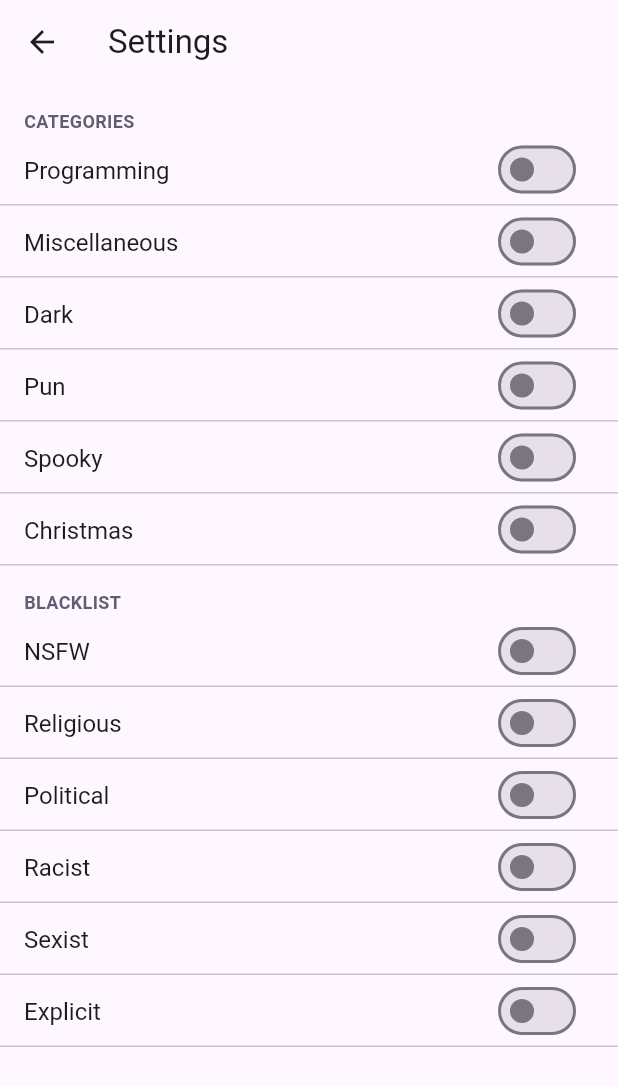
After one commit to fluttered-book/jokes, a Flutter app: the screen it shows after launch, after a tap on the "settings" icon, on a phone screen of 412 x 824 dp. The commit adds this screen. Shown: the top 1086 px of the screen. Run offline on Flutter 3.47's test engine with Material 3 defaults, Android fonts, the phone set to English and light mode, and no system bars; drawn by our look-alikes of flutter_settings_screens; our stand-ins replace flutter_bloc, flutter_svg.

Commit message:
Settings using flutter_settings_screens package

```diff
--- a/lib/core/joke_state.dart
+++ b/lib/core/joke_state.dart
@@ -1,5 +1,6 @@
 import 'package:flutter/widgets.dart';
-import 'package:jokes/joke_dto.dart';
+
+import '../models/joke_dto.dart';
 
 @immutable
 sealed class JokeState {}
--- a/lib/main.dart
+++ b/lib/main.dart
@@ -1,11 +1,13 @@
 import 'package:flutter/material.dart';
 import 'package:flutter_bloc/flutter_bloc.dart';
+import 'package:flutter_settings_screens/flutter_settings_screens.dart';
 import 'package:jokes/core/joke_cubit.dart';
 import 'package:jokes/data_source.dart';
 
 import 'pages/jokes_page.dart';
 
 void main() {
+  Settings.init();
   runApp(const MyApp());
 }
 
--- /dev/null
+++ b/lib/models/settings.dart
@@ -0,0 +1,23 @@
+enum BlacklistFlag {
+  NSFW,
+  Religious,
+  Political,
+  Racist,
+  Sexist,
+  Explicit;
+
+  String get key => 'blacklist-${name.toLowerCase()}';
+}
+
+enum Category {
+  Programming,
+  Miscellaneous,
+  Dark,
+  Pun,
+  Spooky,
+  Christmas;
+
+  String get key => 'category-${name.toLowerCase()}';
+
+  Set<Category> get any => Category.values.toSet();
+}
--- a/lib/pages/jokes_page.dart
+++ b/lib/pages/jokes_page.dart
@@ -1,5 +1,6 @@
 import 'package:flutter/material.dart';
 import 'package:flutter_bloc/flutter_bloc.dart';
+import 'package:jokes/pages/settings_page.dart';
 
 import '../core/joke_cubit.dart';
 import '../core/joke_state.dart';
@@ -11,7 +12,20 @@ class JokesPage extends StatelessWidget {
   @override
   Widget build(BuildContext context) {
     return Scaffold(
-      appBar: AppBar(title: const Text("Jokes")),
+      appBar: AppBar(
+        title: const Text("Jokes"),
+        actions: [
+          IconButton(
+              onPressed: () {
+                Navigator.of(context).push(
+                  MaterialPageRoute(
+                    builder: (_) => SettingsPage(),
+                  ),
+                );
+              },
+              icon: Icon(Icons.settings))
+        ],
+      ),
       body: BlocBuilder<JokeCubit, JokeState>(
         builder: (context, state) {
           return Column(
--- /dev/null
+++ b/lib/pages/settings_page.dart
@@ -0,0 +1,22 @@
+import 'package:flutter/material.dart';
+import 'package:flutter_settings_screens/flutter_settings_screens.dart';
+
+import '../models/settings.dart';
+
+class SettingsPage extends StatelessWidget {
+  const SettingsPage({super.key});
+
+  @override
+  Widget build(BuildContext context) {
+    return SettingsScreen(title: "Settings", children: [
+      SettingsGroup(title: "Categories", children: [
+        for (final category in Category.values)
+          SwitchSettingsTile(title: category.name, settingKey: category.key),
+      ]),
+      SettingsGroup(title: "Blacklist", children: [
+        for (final flag in BlacklistFlag.values)
+          SwitchSettingsTile(title: flag.name, settingKey: flag.key),
+      ]),
+    ]);
+  }
+}
--- a/lib/widgets/joke_widget.dart
+++ b/lib/widgets/joke_widget.dart
@@ -2,7 +2,7 @@ import 'package:flutter/material.dart';
 import 'package:flutter_svg/flutter_svg.dart';
 import 'package:jokes/widgets/text_bubble.dart';
 
-import '../joke_dto.dart';
+import '../models/joke_dto.dart';
 
 class JokeWidget extends StatelessWidget {
   final JokeDto joke;
--- a/pubspec.yaml
+++ b/pubspec.yaml
@@ -38,6 +38,7 @@ dependencies:
   flutter_bloc: ^9.1.0
   equatable: ^2.0.7
   flutter_svg: ^2.0.17
+  flutter_settings_screens: ^0.3.4
 
 dev_dependencies:
   flutter_test:
```
Also changed, not shown: lib/data_source.dart (+24 -5 lines), lib/models/joke_dto.dart (renamed from lib/joke_dto.dart), pubspec.lock, 1 other file.
